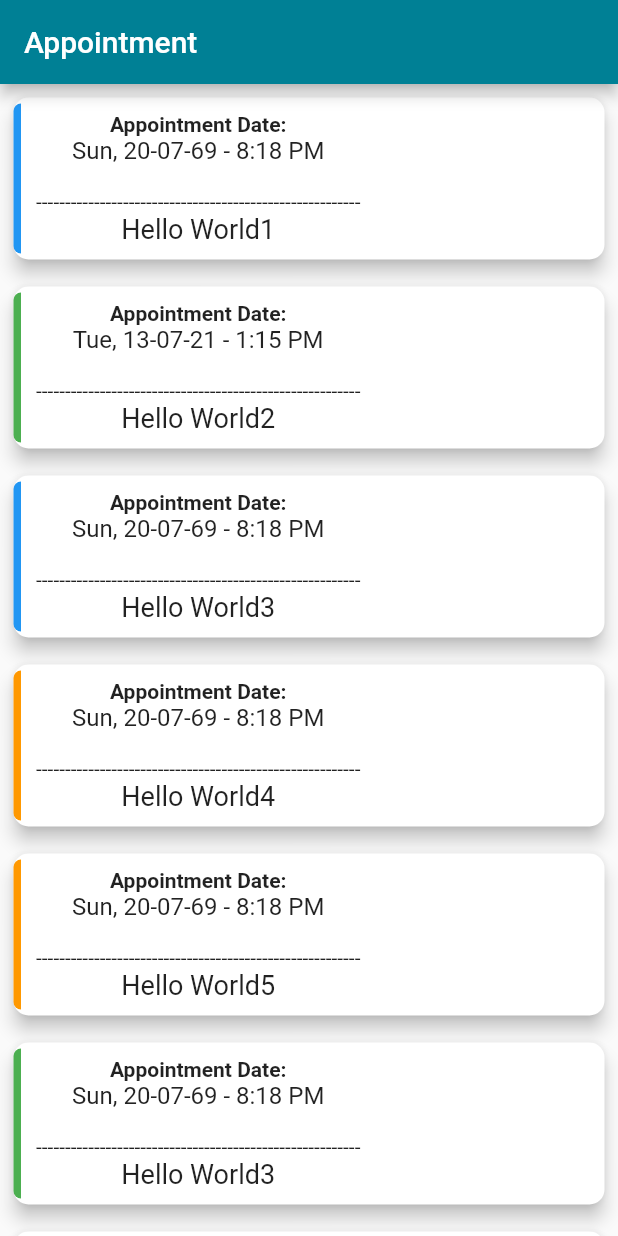
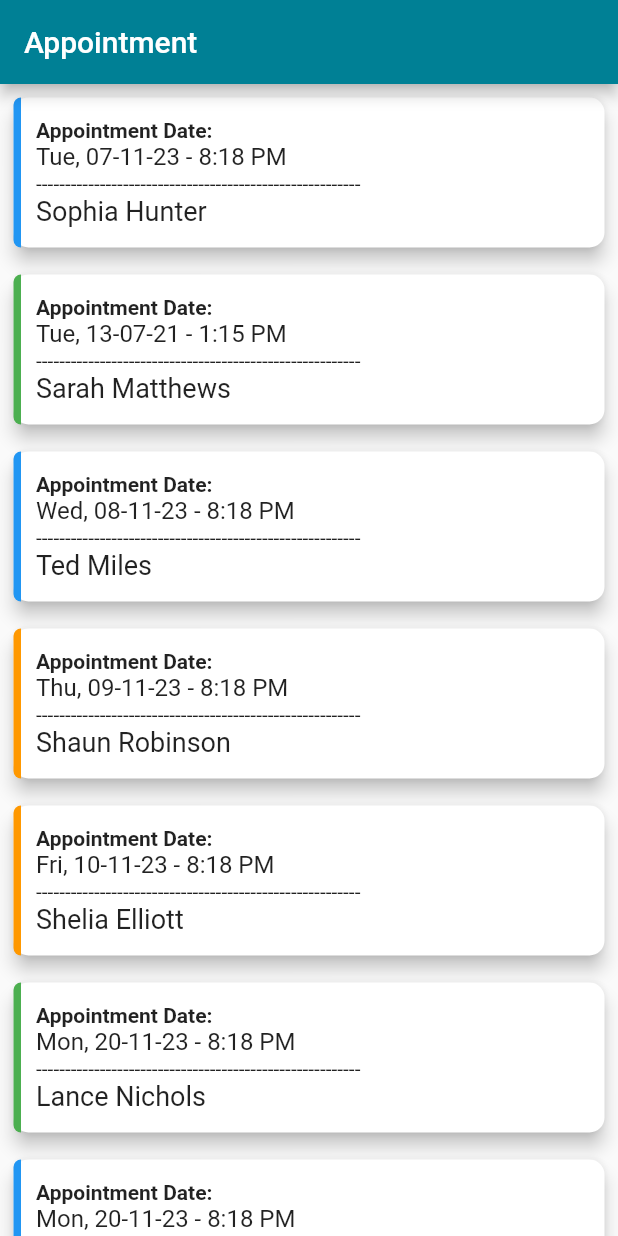
Before and after one commit to kodeinnovate/kode_rx, a Flutter app: the HomeScreen screen opened by its route, after a tap on "Appointments", on a phone screen of 412 x 824 dp. Run offline on Flutter 3.47's test engine with Material 2 defaults, Android fonts, the phone set to English and light mode, and no system bars.

Commit message:
modified:   lib/patient_appointments.dart modified:   lib/square.dart modified:   macos/Flutter/GeneratedPluginRegistrant.swift

```diff
--- a/lib/patient_appointments.dart
+++ b/lib/patient_appointments.dart
@@ -19,13 +19,13 @@ class AppointmentList {
 class PatientAppointmentsScreen extends StatelessWidget {
 
   List<AppointmentList> lists = [
-    AppointmentList(name: 'Hello World1', date: DateTime.parse('1969-07-20 20:18:04Z'), status: Status.ongoing),
-    AppointmentList(name: 'Hello World2', date: DateTime.parse('2021-07-13T13:15:54.000000Z'), status: Status.completed),
-    AppointmentList(name: 'Hello World3', date: DateTime.parse('1969-07-20 20:18:04Z'), status: Status.ongoing),
-    AppointmentList(name: 'Hello World4', date: DateTime.parse('1969-07-20 20:18:04Z'), status: Status.pending),
-    AppointmentList(name: 'Hello World5', date: DateTime.parse('1969-07-20 20:18:04Z'), status: Status.pending),
-    AppointmentList(name: 'Hello World3', date: DateTime.parse('1969-07-20 20:18:04Z'), status: Status.completed),
-    AppointmentList(name: 'Hello World3', date: DateTime.parse('1969-07-20 20:18:04Z'), status: Status.ongoing),
+    AppointmentList(name: 'Sophia Hunter', date: DateTime.parse('2023-11-07 20:18:04Z'), status: Status.ongoing),
+    AppointmentList(name: 'Sarah Matthews', date: DateTime.parse('2021-07-13T13:15:54.000000Z'), status: Status.completed),
+    AppointmentList(name: 'Ted Miles', date: DateTime.parse('2023-11-08 20:18:04Z'), status: Status.ongoing),
+    AppointmentList(name: 'Shaun Robinson', date: DateTime.parse('2023-11-09 20:18:04Z'), status: Status.pending),
+    AppointmentList(name: 'Shelia Elliott', date: DateTime.parse('2023-11-10 20:18:04Z'), status: Status.pending),
+    AppointmentList(name: 'Lance Nichols', date: DateTime.parse('2023-11-20 20:18:04Z'), status: Status.completed),
+    AppointmentList(name: 'Alberto Cortez', date: DateTime.parse('2023-11-20 20:18:04Z'), status: Status.ongoing),
   ];
 
   PatientAppointmentsScreen({super.key});
--- a/lib/square.dart
+++ b/lib/square.dart
@@ -48,10 +48,10 @@ class MySquare extends StatelessWidget {
                 DeviceHelper.getDeviceType == DeviceType.tablet ? 20.0 : 10.0,
               ),
               child: Column(
-                // crossAxisAlignment: CrossAxisAlignment.start,
+                crossAxisAlignment: CrossAxisAlignment.start,
                 children: [
                   Column(
-                    // crossAxisAlignment: CrossAxisAlignment.start,
+                    crossAxisAlignment: CrossAxisAlignment.start,
                     children: [
                       const Text(
                         'Appointment Date:',
@@ -75,10 +75,10 @@ class MySquare extends StatelessWidget {
                       ),
                     ],
                   ),
-                  // This is where you add your red Container
-                  Container(
-                    child: Divider(color: Colors.amber, thickness: 2),
-                  ),
+                  // // This is where you add your red Container
+                  // Container(
+                  //   child: Divider(color: Colors.amber, thickness: 2),
+                  // ),
 
                  Text(
                     '--------------------------------------------------------', style: TextStyle(color: AppColors.customDividerColor)// Use the desired gray color.
```
Also changed, not shown: 1 other file.
